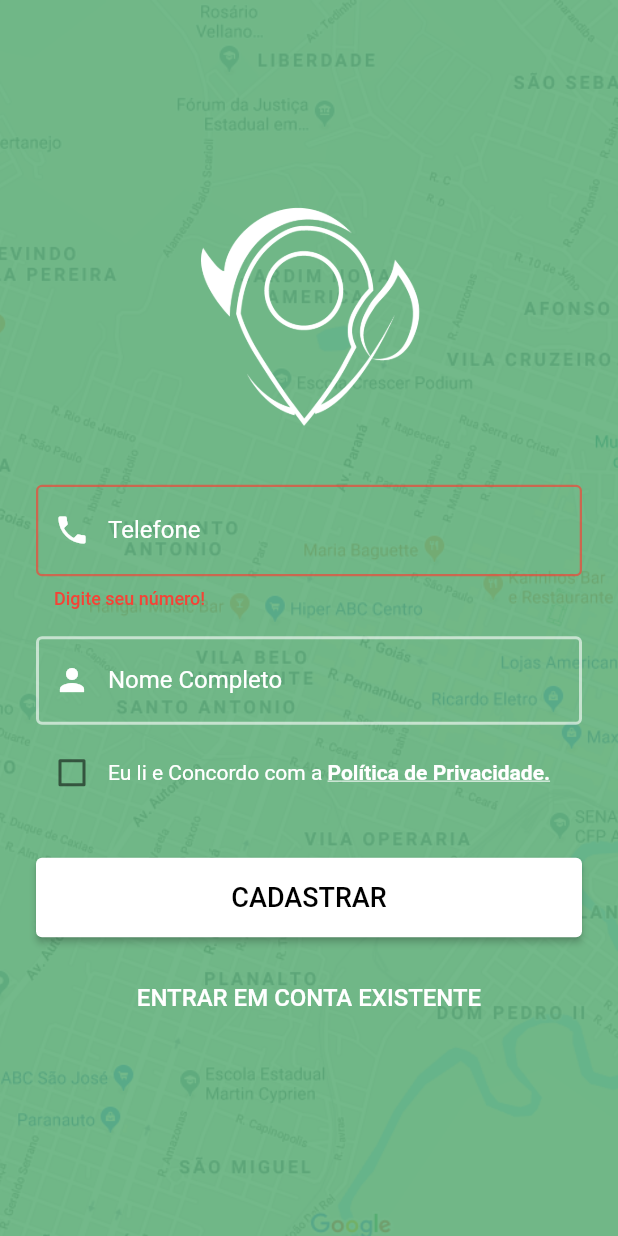
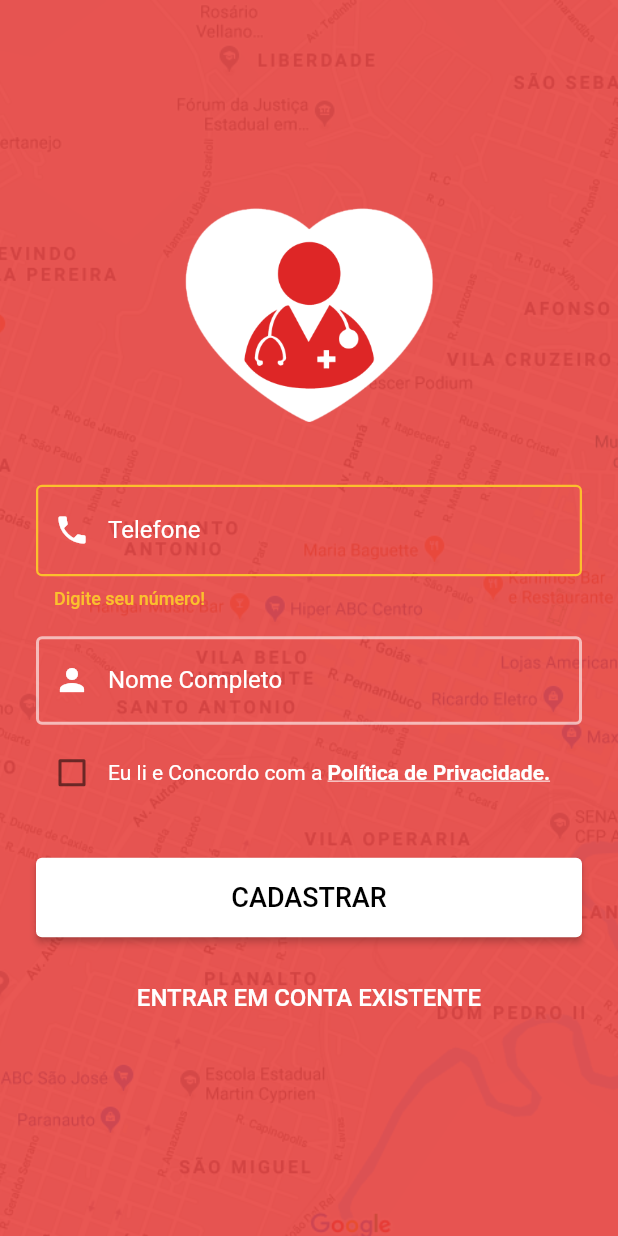
Before and after one commit to pedromartins28/tccCliente, a Flutter app: the screen it shows after launch, after a tap on "ENTRAR", after a tap on "CRIAR UMA CONTA", on a phone screen of 412 x 824 dp. Run offline on Flutter 3.47's test engine with Material 2 defaults, Android fonts, the phone set to English and light mode, and no system bars; our stand-ins replace cached_network_image, cloud_firestore, firebase_auth, firebase_messaging, firebase_storage, flushbar and 6 more; missing offline and left inert: flutter_cupertino_date_picker, flutter_google_places, geocoder, google_maps_webservice; accounts and stored records are empty.

Commit message:
Login/Cadastro

```diff
--- a/lib/ui/pages/sign.dart
+++ b/lib/ui/pages/sign.dart
@@ -82,7 +82,7 @@ class _SignInPageState extends State<SignInPage> {
     return Scaffold(
       body: Container(
         decoration: BoxDecoration(
-          color: Color(0xff5aad75),
+          color: Colors.red[600],
           image: DecorationImage(
             image: AssetImage("assets/bg.png"),
             fit: BoxFit.cover,
@@ -109,6 +109,8 @@ class _SignInPageState extends State<SignInPage> {
                         radius: 75.0,
                         child: Image.asset(
                           'assets/logo.png',
+                          height: 550,
+                          width: 250,
                           fit: BoxFit.cover,
                         ),
                       ),
@@ -278,14 +280,15 @@ class _SignInPageState extends State<SignInPage> {
         ),
         errorBorder: OutlineInputBorder(
           borderRadius: BorderRadius.circular(4.0),
-          borderSide: BorderSide(color: Colors.red.withAlpha(175), width: 1.5),
+          borderSide: BorderSide(color: Colors.yellow[700], width: 1.5),
         ),
         focusedErrorBorder: OutlineInputBorder(
           borderRadius: BorderRadius.circular(4.0),
-          borderSide: BorderSide(color: Colors.red, width: 1.5),
+          borderSide: BorderSide(color: Colors.yellow[700], width: 1.5),
         ),
         errorText: _errorMessage,
-        errorStyle: TextStyle(color: Colors.red, fontWeight: FontWeight.w500),
+        errorStyle:
+            TextStyle(color: Colors.yellow[700], fontWeight: FontWeight.w500),
       ),
     );
   }
--- a/lib/ui/widgets/forms.dart
+++ b/lib/ui/widgets/forms.dart
@@ -53,13 +53,14 @@ class CustomField extends StatelessWidget {
         ),
         errorBorder: OutlineInputBorder(
           borderRadius: BorderRadius.circular(4.0),
-          borderSide: BorderSide(color: Colors.red.withAlpha(175), width: 1.5),
+          borderSide: BorderSide(color: Colors.yellow[700], width: 1.5),
         ),
         focusedErrorBorder: OutlineInputBorder(
           borderRadius: BorderRadius.circular(4.0),
-          borderSide: BorderSide(color: Colors.red, width: 1.5),
+          borderSide: BorderSide(color: Colors.yellow[700], width: 1.5),
         ),
-        errorStyle: TextStyle(color: Colors.red, fontWeight: FontWeight.w500),
+        errorStyle:
+            TextStyle(color: Colors.yellow[700], fontWeight: FontWeight.w500),
         labelText: labelText,
         labelStyle: TextStyle(color: labelColor),
       ),
```
Also changed, not shown: assets/logo.png, 1 other file.
